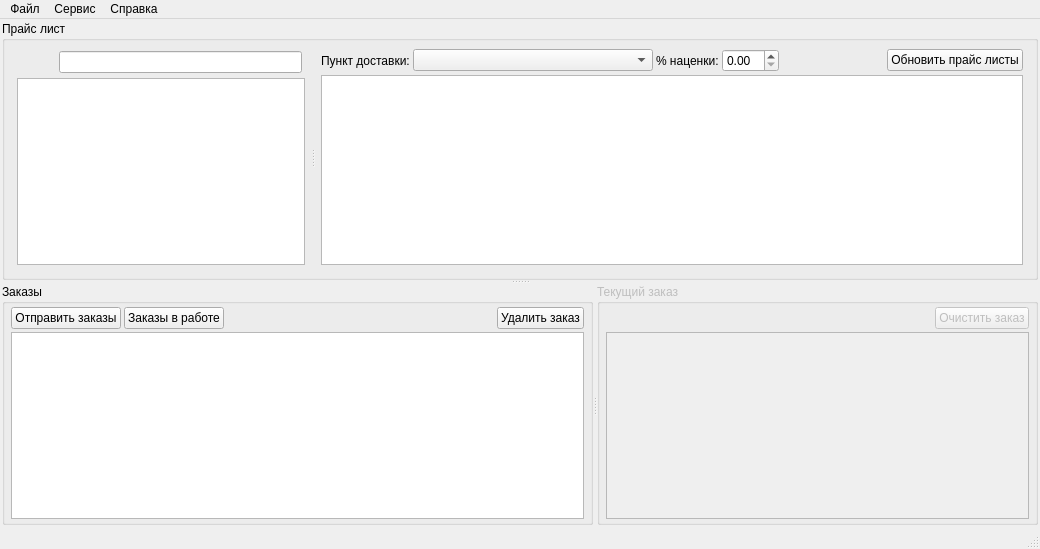
Old version of the form app/mainwindow.ui in the repository sofokl/tredfrm.
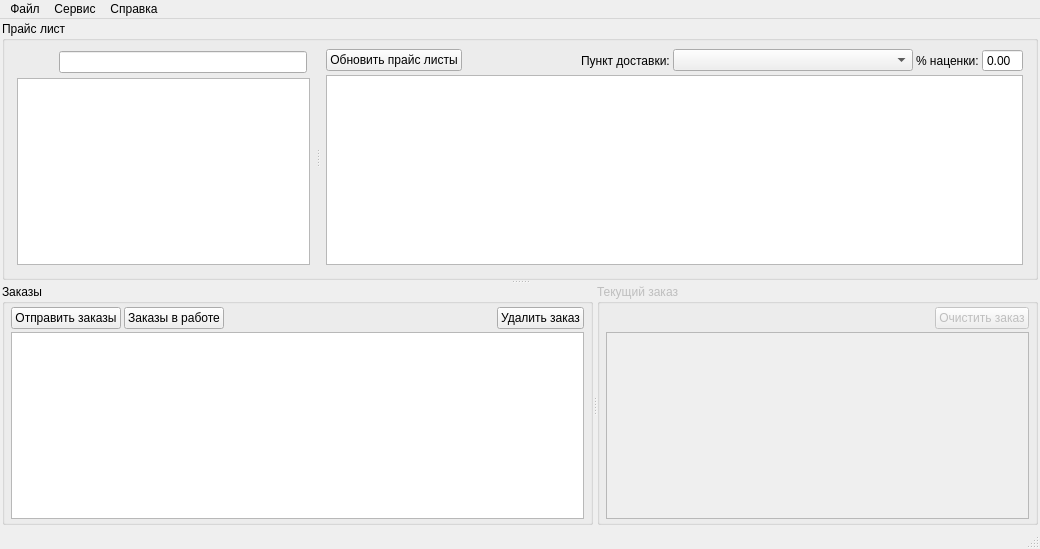
New version of the form. Icons and pictures are not drawn. Custom widgets are drawn as their Qt base class.

Commit message: Change PriceTable Class to LkInputTable

```diff
--- a/app/mainwindow.ui
+++ b/app/mainwindow.ui
@@ -153,6 +153,42 @@
                <property name="spacing">
                 <number>3</number>
                </property>
+               <item>
+                <widget class="QPushButton" name="pb_UpdatePriceLists">
+                 <property name="text">
+                  <string>Обновить прайс листы</string>
+                 </property>
+                 <property name="icon">
+                  <iconset resource="resources.qrc">
+                   <normaloff>:/icons/system_software_update.png</normaloff>:/icons/system_software_update.png</iconset>
+                 </property>
+                 <property name="iconSize">
+                  <size>
+                   <width>16</width>
+                   <height>16</height>
+                  </size>
+                 </property>
+                 <property name="shortcut">
+                  <string>F5</string>
+                 </property>
+                </widget>
+               </item>
+               <item>
+                <spacer name="horizontalSpacer_2">
+                 <property name="orientation">
+                  <enum>Qt::Horizontal</enum>
+                 </property>
+                 <property name="sizeType">
+                  <enum>QSizePolicy::Expanding</enum>
+                 </property>
+                 <property name="sizeHint" stdset="0">
+                  <size>
+                   <width>30</width>
+                   <height>20</height>
+                  </size>
+                 </property>
+                </spacer>
+               </item>
                <item>
                 <widget class="QLabel" name="label_12">
                  <property name="text">
@@ -187,41 +223,9 @@
                 </widget>
                </item>
                <item>
-                <widget class="QDoubleSpinBox" name="dsb_markups"/>
-               </item>
-               <item>
-                <spacer name="horizontalSpacer_2">
-                 <property name="orientation">
-                  <enum>Qt::Horizontal</enum>
-                 </property>
-                 <property name="sizeType">
-                  <enum>QSizePolicy::Expanding</enum>
-                 </property>
-                 <property name="sizeHint" stdset="0">
-                  <size>
-                   <width>30</width>
-                   <height>20</height>
-                  </size>
-                 </property>
-                </spacer>
-               </item>
-               <item>
-                <widget class="QPushButton" name="pb_UpdatePriceLists">
-                 <property name="text">
-                  <string>Обновить прайс листы</string>
-                 </property>
-                 <property name="icon">
-                  <iconset resource="resources.qrc">
-                   <normaloff>:/icons/system_software_update.png</normaloff>:/icons/system_software_update.png</iconset>
-                 </property>
-                 <property name="iconSize">
-                  <size>
-                   <width>16</width>
-                   <height>16</height>
-                  </size>
-                 </property>
-                 <property name="shortcut">
-                  <string>F5</string>
+                <widget class="QDoubleSpinBox" name="dsb_markups">
+                 <property name="buttonSymbols">
+                  <enum>QAbstractSpinBox::NoButtons</enum>
                  </property>
                 </widget>
                </item>
@@ -238,9 +242,27 @@
                <property name="alternatingRowColors">
                 <bool>true</bool>
                </property>
+               <property name="selectionMode">
+                <enum>QAbstractItemView::SingleSelection</enum>
+               </property>
+               <property name="selectionBehavior">
+                <enum>QAbstractItemView::SelectRows</enum>
+               </property>
+               <property name="sortingEnabled">
+                <bool>true</bool>
+               </property>
                <property name="cornerButtonEnabled">
                 <bool>false</bool>
                </property>
+               <attribute name="horizontalHeaderCascadingSectionResizes">
+                <bool>true</bool>
+               </attribute>
+               <attribute name="horizontalHeaderMinimumSectionSize">
+                <number>20</number>
+               </attribute>
+               <attribute name="horizontalHeaderShowSortIndicator" stdset="0">
+                <bool>true</bool>
+               </attribute>
               </widget>
              </item>
             </layout>
@@ -541,6 +563,11 @@
    <extends>QTableView</extends>
    <header location="global">LkSearchTableView.h</header>
   </customwidget>
+  <customwidget>
+   <class>LkInputTableView</class>
+   <extends>QTableView</extends>
+   <header location="global">LkInputTableView.h</header>
+  </customwidget>
  </customwidgets>
  <resources>
   <include location="resources.qrc"/>
```
Left out of the diff: 59 changed lines with no effect on the pictures. The commit also changes 2 other files.
